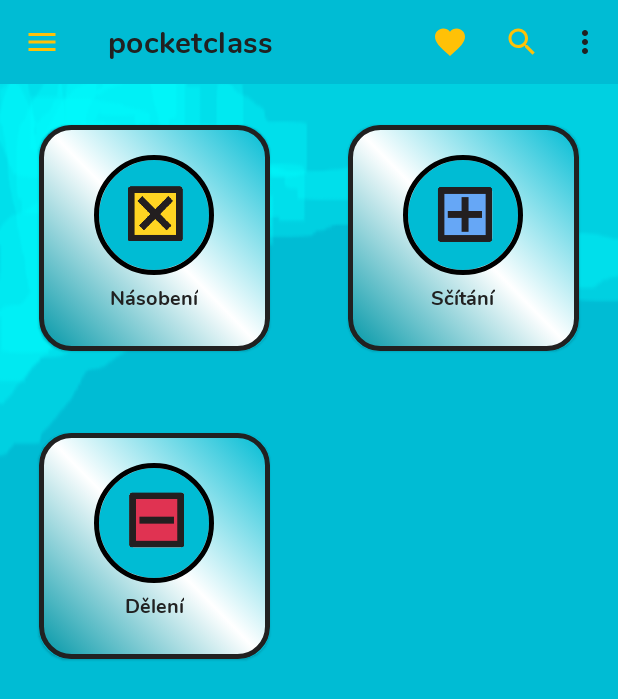
After one commit to vincentstanislav/pocketclass, an Android app: the MathActivity screen opened directly, with no data from a screen before it, on a phone screen of 412 x 824 dp. The commit adds this screen. Shown: the top 699 px of the screen. Run offline under Robolectric (Android 15) with nearby library versions, the phone set to English and light mode, and no system bars; our stand-ins replace CircleImageView.

Commit message:
images, clickable cardview, calling new intent

```diff
--- a/app/src/main/AndroidManifest.xml
+++ b/app/src/main/AndroidManifest.xml
@@ -10,6 +10,7 @@
         android:roundIcon="@drawable/ic_baseline_fingerprint_24"
         android:supportsRtl="true"
         android:theme="@style/AppTheme">
+        <activity android:name=".MathActivity"></activity>
         <activity android:name=".MainActivity">
             <intent-filter>
                 <action android:name="android.intent.action.MAIN" />
--- a/app/src/main/java/com/gloxeer/pocketclass/MainActivity.java
+++ b/app/src/main/java/com/gloxeer/pocketclass/MainActivity.java
@@ -1,5 +1,6 @@
 package com.gloxeer.pocketclass;
 
+import android.content.Intent;
 import android.os.Bundle;
 import android.view.Menu;
 import android.view.MenuItem;
@@ -13,37 +14,50 @@ import androidx.appcompat.widget.ButtonBarLayout;
 import androidx.appcompat.widget.Toolbar;
 import androidx.cardview.widget.CardView;
 
-//public class MainActivity extends AppCompatActivity implements View.OnClickListener{
-public class MainActivity extends AppCompatActivity {
+public class MainActivity extends AppCompatActivity implements View.OnClickListener{
+//public class MainActivity extends AppCompatActivity {
 
         //declare variables
-    private Button button;
-    private TextView textView;
-    private CardView cardView;
+    private CardView mathCV;
+    private CardView czechCV;
+    private CardView quizCV;
 
     @Override
     protected void onCreate(Bundle savedInstanceState) {
         super.onCreate(savedInstanceState);
         setContentView(R.layout.activity_main);
 
+        mathCV = (CardView) findViewById(R.id.math);
+        mathCV.setOnClickListener(new View.OnClickListener(){
+            @Override
+            public void onClick(View v) {
+                startMath();
+            }
+        });
+        //mathCV.performClick();
+
+        czechCV = (CardView) findViewById(R.id.czech);
+        czechCV.setOnClickListener(this);
+        //czechCV.performClick();
+
          }
 
-  /* // @Override
+     private void startMath(){   //method to start math activity
+        Intent intent = new Intent(MainActivity.this, MathActivity.class);
+        startActivity(intent);
+     }
+
+   // @Override
     public void onClick(View v) {
         switch (v.getId()) {
-            case R.id.confirm:
-                //Toast.makeText(this, "test", Toast.LENGTH_SHORT).show();
-                button = (Button) findViewById(R.id.confirm);
-                button.setText("changes");
+            case R.id.math:
+                mathCV = (CardView) findViewById(R.id.math);
+                Toast.makeText(this, "Math", Toast.LENGTH_SHORT).show();
                 break;
-            case R.id.textView:
-                textView = (TextView) findViewById(R.id.textView);
-                textView.setText("Clicked!");
-                break;
-            case R.id.card_sample:
-                cardView = (CardView) findViewById(R.id.card_sample);
-                textView.setText("Not Clicked!");
+            case R.id.czech:
+                czechCV = (CardView) findViewById(R.id.czech);
+                Toast.makeText(this, "Czech", Toast.LENGTH_SHORT).show();
                 break;
         }
-    }*/
+    }
 }
--- /dev/null
+++ b/app/src/main/java/com/gloxeer/pocketclass/MathActivity.java
@@ -0,0 +1,14 @@
+package com.gloxeer.pocketclass;
+
+import androidx.appcompat.app.AppCompatActivity;
+
+import android.os.Bundle;
+
+public class MathActivity extends AppCompatActivity {
+
+    @Override
+    protected void onCreate(Bundle savedInstanceState) {
+        super.onCreate(savedInstanceState);
+        setContentView(R.layout.activity_math);
+    }
+}
--- a/app/src/main/res/layout/activity_main.xml
+++ b/app/src/main/res/layout/activity_main.xml
@@ -1,4 +1,9 @@
 <?xml version="1.0" encoding="utf-8"?>
+<ScrollView
+    xmlns:android="http://schemas.android.com/apk/res/android"
+    android:layout_width="fill_parent"
+    android:layout_height="fill_parent"
+    android:fillViewport="true">
 <RelativeLayout xmlns:android="http://schemas.android.com/apk/res/android"
     xmlns:app="http://schemas.android.com/apk/res-auto"
     xmlns:tools="http://schemas.android.com/tools"
@@ -15,7 +20,7 @@
         <com.google.android.material.appbar.AppBarLayout
             android:layout_width="match_parent"
             android:layout_height="wrap_content"
-            app:liftOnScroll="true">
+            app:liftOnScroll="false">
 
             <com.google.android.material.appbar.MaterialToolbar
                 android:id="@+id/topAppBar"
@@ -45,7 +50,7 @@
             android:layout_width="0dp">
 
             <com.google.android.material.card.MaterialCardView
-                android:id="@+id/matematika"
+                android:id="@+id/math"
                 android:layout_width="match_parent"
                 android:layout_height="wrap_content"
                 android:backgroundTint="@color/primary"
@@ -66,7 +71,7 @@
 
                     <de.hdodenhof.circleimageview.CircleImageView
                         xmlns:app="http://schemas.android.com/apk/res-auto"
-                        android:id="@+id/profile_image"
+                        android:id="@+id/img_math"
                         android:layout_width="80dp"
                         android:layout_height="80dp"
                         android:src="@drawable/maths"
@@ -104,7 +109,7 @@
             android:layout_width="0dp">
 
             <com.google.android.material.card.MaterialCardView
-                android:id="@+id/ceskz_jazyk"
+                android:id="@+id/czech"
                 android:layout_width="match_parent"
                 android:layout_height="match_parent"
                 android:backgroundTint="@color/primary"
@@ -128,7 +133,7 @@
 
                     <de.hdodenhof.circleimageview.CircleImageView
                         xmlns:app="http://schemas.android.com/apk/res-auto"
-                        android:id="@+id/profile_image"
+                        android:id="@+id/img_czech"
                         android:layout_width="80dp"
                         android:layout_height="80dp"
                         android:src="@drawable/language"
@@ -177,7 +182,7 @@
             android:layout_width="0dp">
 
             <com.google.android.material.card.MaterialCardView
-                android:id="@+id/matematika"
+                android:id="@+id/quiz"
                 android:layout_width="match_parent"
                 android:layout_height="match_parent"
                 android:backgroundTint="@color/primary"
@@ -199,7 +204,7 @@
 
                     <de.hdodenhof.circleimageview.CircleImageView
                         xmlns:app="http://schemas.android.com/apk/res-auto"
-                        android:id="@+id/profile_image"
+                        android:id="@+id/img_quiz"
                         android:layout_width="80dp"
                         android:layout_height="80dp"
                         android:src="@drawable/quiz"
@@ -241,3 +246,4 @@
     </LinearLayout>
 
 </RelativeLayout>
+</ScrollView>
--- /dev/null
+++ b/app/src/main/res/layout/activity_math.xml
@@ -0,0 +1,242 @@
+<?xml version="1.0" encoding="utf-8"?>
+<ScrollView
+    xmlns:android="http://schemas.android.com/apk/res/android"
+    android:layout_width="fill_parent"
+    android:layout_height="fill_parent"
+    android:fillViewport="true">
+    <RelativeLayout xmlns:android="http://schemas.android.com/apk/res/android"
+        xmlns:app="http://schemas.android.com/apk/res-auto"
+        xmlns:tools="http://schemas.android.com/tools"
+        android:layout_width="match_parent"
+        android:layout_height="match_parent"
+        android:background="@drawable/background"
+        tools:context=".MathActivity">
+
+        <androidx.coordinatorlayout.widget.CoordinatorLayout
+            android:layout_width="match_parent"
+            android:layout_height="wrap_content"
+            android:id="@+id/appbar_layout">
+
+            <com.google.android.material.appbar.AppBarLayout
+                android:layout_width="match_parent"
+                android:layout_height="wrap_content"
+                app:liftOnScroll="true">
+
+                <com.google.android.material.appbar.MaterialToolbar
+                    android:id="@+id/topAppBar"
+                    android:layout_width="match_parent"
+                    android:layout_height="?attr/actionBarSize"
+                    app:title="@string/page_title"
+                    app:menu="@menu/top_app_bar"
+                    app:navigationIcon="@drawable/ic_baseline_menu_24"
+                    style="@style/Widget.MaterialComponents.Toolbar.Primary"
+                    />
+
+            </com.google.android.material.appbar.AppBarLayout>
+
+        </androidx.coordinatorlayout.widget.CoordinatorLayout>
+
+        <LinearLayout
+            android:orientation="horizontal"
+            android:id="@+id/line1"
+            android:layout_height="wrap_content"
+            android:layout_width="fill_parent"
+            android:layout_below="@+id/appbar_layout">
+
+            <LinearLayout
+                android:layout_weight="1"
+                android:layout_height="fill_parent"
+                android:layout_margin="10dp"
+                android:layout_width="0dp">
+
+                <com.google.android.material.card.MaterialCardView
+                    android:id="@+id/math"
+                    android:layout_width="match_parent"
+                    android:layout_height="wrap_content"
+                    android:backgroundTint="@color/primary"
+                    app:cardCornerRadius="20dp"
+                    android:layout_margin="8dp"
+                    android:elevation="2dp"
+                    app:cardUseCompatPadding="true">
+
+                    <LinearLayout
+                        android:layout_width="match_parent"
+                        android:layout_height="match_parent"
+                        android:orientation="vertical"
+                        android:padding="20dp"
+                        android:background="@drawable/gradient_background"
+                        android:layout_below="@+id/card_sample">
+
+                        <!-- Media -->
+
+                        <de.hdodenhof.circleimageview.CircleImageView
+                            xmlns:app="http://schemas.android.com/apk/res-auto"
+                            android:id="@+id/img_multiplication"
+                            android:layout_width="80dp"
+                            android:layout_height="80dp"
+                            android:src="@drawable/multiplication"
+                            app:civ_border_width="3dp"
+                            android:layout_gravity="center_horizontal"
+                            app:civ_border_color="#FF000000"/>
+
+                        <LinearLayout
+                            android:layout_width="match_parent"
+                            android:layout_height="match_parent"
+                            android:orientation="vertical"
+                            android:padding="5dp">
+
+                            <!-- Title, secondary and supporting text -->
+                            <TextView
+                                android:layout_width="wrap_content"
+                                android:layout_height="wrap_content"
+                                android:layout_gravity = "center"
+                                android:text="Násobení"
+                                android:textSize="13dp"
+                                android:textColor="@color/primary_text"
+                                />
+                        </LinearLayout>
+
+                        <!-- Buttons -->
+                    </LinearLayout>
+
+                </com.google.android.material.card.MaterialCardView>
+
+            </LinearLayout>
+            <LinearLayout
+                android:layout_weight="1"
+                android:layout_height="fill_parent"
+                android:layout_margin="10dp"
+                android:layout_width="0dp">
+
+                <com.google.android.material.card.MaterialCardView
+                    android:id="@+id/math"
+                    android:layout_width="match_parent"
+                    android:layout_height="wrap_content"
+                    android:backgroundTint="@color/primary"
+                    app:cardCornerRadius="20dp"
+                    android:layout_margin="8dp"
+                    android:elevation="2dp"
+                    app:cardUseCompatPadding="true">
+
+                    <LinearLayout
+                        android:layout_width="match_parent"
+                        android:layout_height="match_parent"
+                        android:orientation="vertical"
+                        android:padding="20dp"
+                        android:background="@drawable/gradient_background"
+                        android:layout_below="@+id/card_sample">
+
+                        <!-- Media -->
+
+                        <de.hdodenhof.circleimageview.CircleImageView
+                            xmlns:app="http://schemas.android.com/apk/res-auto"
+                            android:id="@+id/img_plus"
+                            android:layout_width="80dp"
+                            android:layout_height="80dp"
+                            android:src="@drawable/plus"
+                            app:civ_border_width="3dp"
+                            android:layout_gravity="center_horizontal"
+                            app:civ_border_color="#FF000000"/>
+
+                        <LinearLayout
+                            android:layout_width="match_parent"
+                            android:layout_height="match_parent"
+                            android:orientation="vertical"
+                            android:padding="5dp">
+
+                            <!-- Title, secondary and supporting text -->
+                            <TextView
+                                android:layout_width="wrap_content"
+                                android:layout_height="wrap_content"
+                                android:layout_gravity = "center"
+                                android:text="Sčítání"
+                                android:textSize="13dp"
+                                android:textColor="@color/primary_text"
+                                />
+                        </LinearLayout>
+
+                        <!-- Buttons -->
+                    </LinearLayout>
+
+                </com.google.android.material.card.MaterialCardView>
+
+            </LinearLayout>
+        </LinearLayout>
+
+        <LinearLayout
+            android:orientation="horizontal"
+            android:id="@+id/line2"
+            android:layout_height="wrap_content"
+            android:layout_width="fill_parent"
+            android:layout_below="@+id/line1">
+
+            <LinearLayout
+                android:layout_weight="1"
+                android:layout_height="fill_parent"
+                android:layout_margin="10dp"
+                android:layout_width="0dp">
+
+                <com.google.android.material.card.MaterialCardView
+                    android:id="@+id/math"
+                    android:layout_width="match_parent"
+                    android:layout_height="wrap_content"
+                    android:backgroundTint="@color/primary"
+                    app:cardCornerRadius="20dp"
+                    android:layout_margin="8dp"
+                    android:elevation="2dp"
+                    app:cardUseCompatPadding="true">
+
+                    <LinearLayout
+                        android:layout_width="match_parent"
+                        android:layout_height="match_parent"
+                        android:orientation="vertical"
+                        android:padding="20dp"
+                        android:background="@drawable/gradient_background"
+                        android:layout_below="@+id/card_sample">
+
+                        <!-- Media -->
+
+                        <de.hdodenhof.circleimageview.CircleImageView
+                            xmlns:app="http://schemas.android.com/apk/res-auto"
+                            android:id="@+id/img_minus"
+                            android:layout_width="80dp"
+                            android:layout_height="80dp"
+                            android:src="@drawable/minus"
+                            app:civ_border_width="3dp"
+                            android:layout_gravity="center_horizontal"
+                            app:civ_border_color="#FF000000"/>
+
+                        <LinearLayout
+                            android:layout_width="match_parent"
+                            android:layout_height="match_parent"
+                            android:orientation="vertical"
+                            android:padding="5dp">
+
+                            <!-- Title, secondary and supporting text -->
+                            <TextView
+                                android:layout_width="wrap_content"
+                                android:layout_height="wrap_content"
+                                android:layout_gravity = "center"
+                                android:text="Dělení"
+                                android:textSize="13dp"
+                                android:textColor="@color/primary_text"
+                                />
+                        </LinearLayout>
+
+                        <!-- Buttons -->
+                    </LinearLayout>
+
+                </com.google.android.material.card.MaterialCardView>
+
+            </LinearLayout>
+            <LinearLayout
+                android:layout_weight="1"
+                android:layout_height="fill_parent"
+                android:layout_margin="10dp"
+                android:layout_width="0dp">
+
+            </LinearLayout>
+        </LinearLayout>
+
+    </RelativeLayout>
+</ScrollView>
--- a/app/src/main/res/menu/top_app_bar.xml
+++ b/app/src/main/res/menu/top_app_bar.xml
@@ -1,5 +1,5 @@
 <menu xmlns:android="http://schemas.android.com/apk/res/android"
-    xmlns:app="http://schemas.android.com/apk/res-auto">
+      xmlns:app="http://schemas.android.com/apk/res-auto">
 
     <item
         android:id="@+id/favorite"
--- a/app/src/main/res/values/strings.xml
+++ b/app/src/main/res/values/strings.xml
@@ -6,7 +6,6 @@
     <string name="more">more</string>
 
 
-
     <string name="content_description_favorite">favorite</string>
     <string name="content_description_search">search</string>
     <string name="content_description_more">more</string>
```
Also changed, not shown: app/src/main/res/drawable/maths1.png (added), app/src/main/res/drawable/minus.png (added), app/src/main/res/drawable/multiplication.png (added), app/src/main/res/drawable/plus.png (added), 1 other file.
